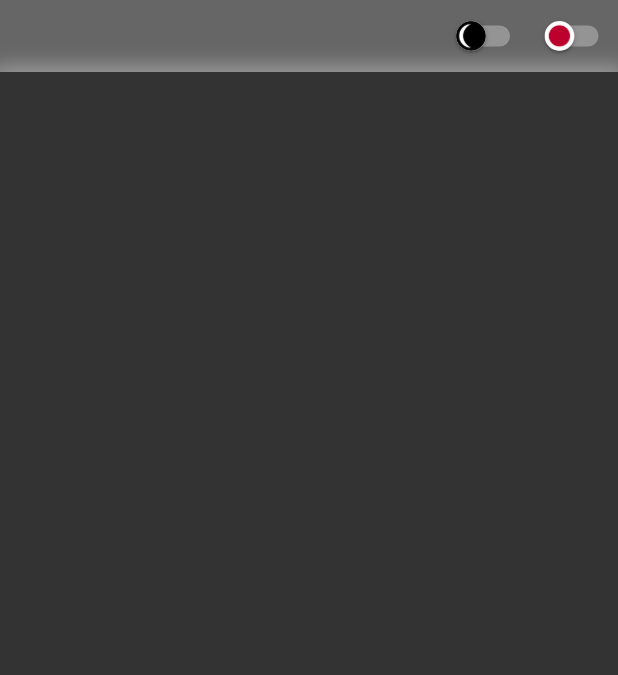
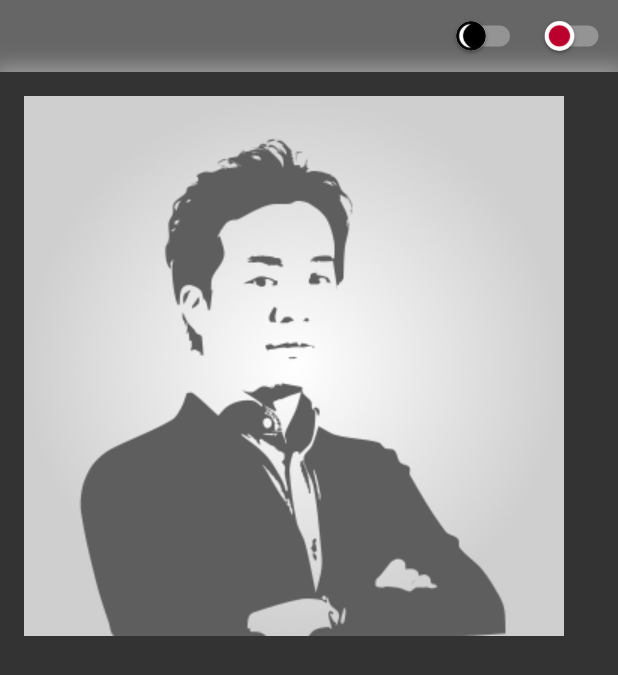
Before and after one commit to apps4toddler/resume, a Flutter app: the screen it shows after launch, on a phone screen of 412 x 824 dp. Shown: the top 675 px of the screen. Run offline on Flutter 3.47's test engine with Material 2 defaults, Android fonts, the phone set to English and light mode, and no system bars; missing offline and left inert: desktop_window, window_manager.

```diff
--- /dev/null
+++ b/lib/body.dart
@@ -0,0 +1,62 @@
+import 'package:flutter/material.dart';
+
+class Body extends StatelessWidget {
+  final bool isLightMode;
+  final bool isEnglish;
+  const Body({
+    Key? key,
+    required this.isLightMode,
+    required this.isEnglish,
+  }) : super(key: key);
+
+  @override
+  Widget build(BuildContext context) {
+    return Expanded(
+      child: Center(
+        child: Container(
+          decoration: BoxDecoration(
+            boxShadow: [
+              BoxShadow(
+                color: isLightMode
+                    ? const Color(0xffeeeeee)
+                    : const Color(0xff999999),
+                blurRadius: 10.0,
+                spreadRadius: 5.0,
+                offset: const Offset(
+                  0,
+                  0,
+                ),
+              )
+            ],
+          ),
+          margin: MediaQuery.of(context).size.width > 600
+              ? const EdgeInsets.only(
+                  top: 0,
+                  right: 16,
+                  bottom: 16,
+                  left: 16,
+                )
+              : const EdgeInsets.all(
+                  0,
+                ),
+          constraints: const BoxConstraints(
+            maxWidth: 1280,
+            maxHeight: 1000,
+          ),
+          width: double.infinity,
+          child: Container(
+            alignment: Alignment.topLeft,
+            padding: const EdgeInsets.all(
+              16.0,
+            ),
+            color:
+                isLightMode ? const Color(0xffffffff) : const Color(0xff333333),
+            child: Image.asset(
+              "assets/images/profile.png",
+            ),
+          ),
+        ),
+      ),
+    );
+  }
+}
--- a/lib/main.dart
+++ b/lib/main.dart
@@ -2,6 +2,7 @@ import 'package:flutter/material.dart';
 import 'package:desktop_window/desktop_window.dart' as window_size;
 import 'package:window_manager/window_manager.dart';
 import './menu.dart';
+import './body.dart';
 import 'dart:io';
 
 void main() async {
@@ -59,46 +60,9 @@ class MyAppState extends State<MyApp> with TickerProviderStateMixin {
                       });
                     },
                   ),
-                  Expanded(
-                    child: Center(
-                      child: Container(
-                        decoration: BoxDecoration(
-                          boxShadow: [
-                            BoxShadow(
-                              color: _isLightMode
-                                  ? const Color(0xffeeeeee)
-                                  : const Color(0xff999999),
-                              blurRadius: 10.0,
-                              spreadRadius: 5.0,
-                              offset: const Offset(
-                                0,
-                                0,
-                              ),
-                            )
-                          ],
-                        ),
-                        margin: MediaQuery.of(context).size.width > 600
-                            ? const EdgeInsets.only(
-                                top: 0,
-                                right: 16,
-                                bottom: 16,
-                                left: 16,
-                              )
-                            : const EdgeInsets.all(
-                                0,
-                              ),
-                        constraints: const BoxConstraints(
-                          maxWidth: 1280,
-                          maxHeight: 1000,
-                        ),
-                        width: double.infinity,
-                        child: Container(
-                          color: _isLightMode
-                              ? const Color(0xffffffff)
-                              : const Color(0xff333333),
-                        ),
-                      ),
-                    ),
+                  Body(
+                    isLightMode: _isLightMode,
+                    isEnglish: _isEnglish,
                   ),
                 ],
               ),
--- a/lib/menu.dart
+++ b/lib/menu.dart
@@ -6,12 +6,13 @@ class Menu extends StatelessWidget {
   final Function(bool)? onToggleMode;
   final Function(bool)? onToggleLang;
 
-  Menu({
+  const Menu({
+    Key? key,
     required this.isLightMode,
     required this.isEnglish,
     required this.onToggleMode,
     required this.onToggleLang,
-  });
+  }) : super(key: key);
 
   @override
   Widget build(BuildContext context) {
--- a/pubspec.yaml
+++ b/pubspec.yaml
@@ -69,6 +69,7 @@ flutter:
     - assets/images/icon-light.png
     - assets/images/icon-jp.png
     - assets/images/icon-en.png
+    - assets/images/profile.png
 
   # An image asset can refer to one or more resolution-specific "variants", see
   # https://flutter.dev/assets-and-images/#resolution-aware
```
Also changed, not shown: assets/images/profile.png (added).
